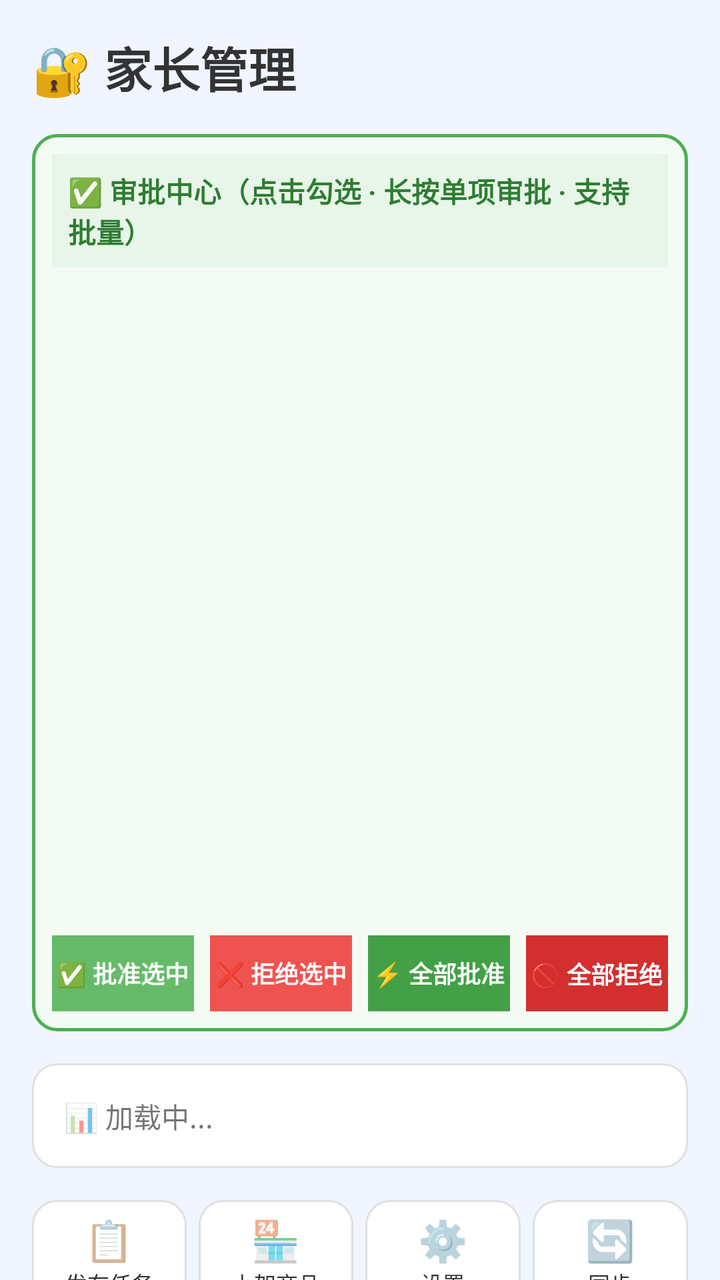
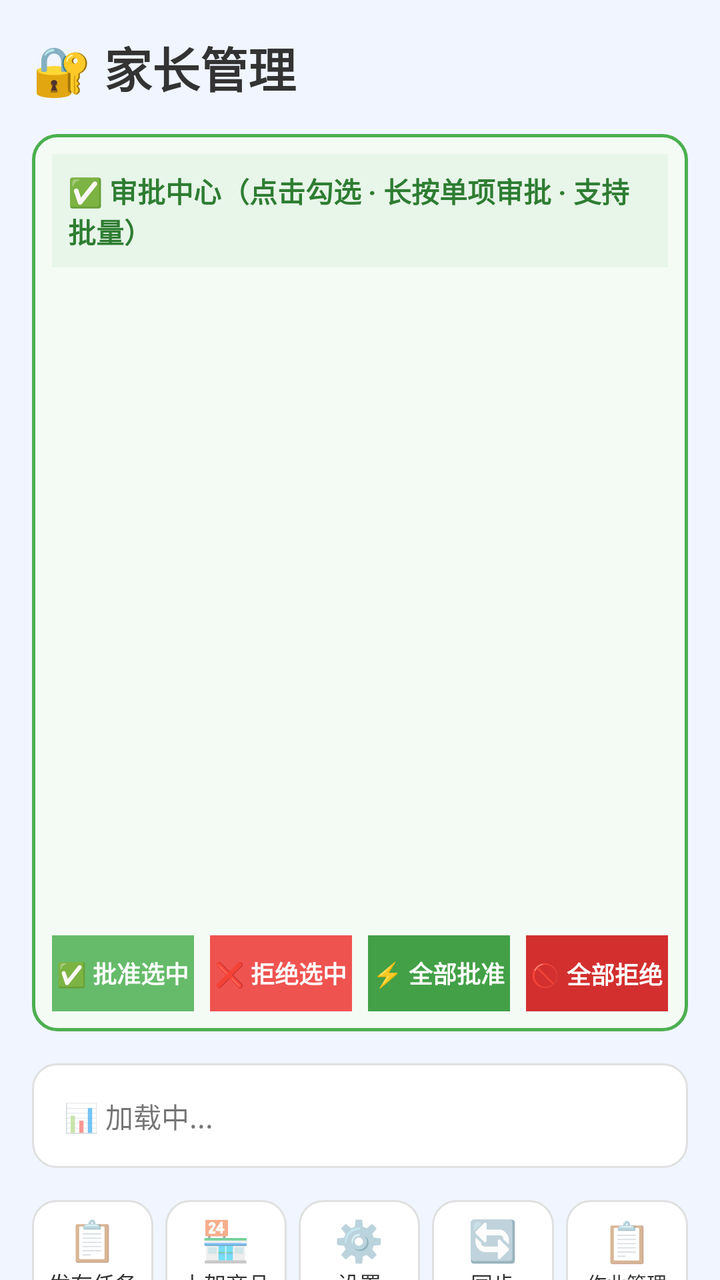

Two renders of the same Android screen: before a commit and after it. Below are the layout's source before the change and the commit's diff.
<!-- AndroidManifest.xml: activity theme Theme.HabitTracker.Parent -->
<!-- res/layout/activity_parent.xml -->
<?xml version="1.0" encoding="utf-8"?>
<androidx.core.widget.NestedScrollView xmlns:android="http://schemas.android.com/apk/res/android"
    android:layout_width="match_parent"
    android:layout_height="match_parent"
    android:background="@color/background_parent">

    <LinearLayout
        android:layout_width="match_parent"
        android:layout_height="wrap_content"
        android:orientation="vertical"
        android:padding="16dp">

    <TextView
        android:layout_width="wrap_content"
        android:layout_height="wrap_content"
        android:text="🔐 家长管理"
        android:textSize="24sp"
        android:textColor="@color/text_primary"
        android:textStyle="bold"
        android:layout_marginBottom="16dp" />
    
    <LinearLayout
        android:layout_width="match_parent"
        android:layout_height="wrap_content"
        android:orientation="vertical"
        android:background="@drawable/approval_box"
        android:padding="10dp"
        android:layout_marginBottom="16dp">
        <TextView
            android:id="@+id/tv_hub_title"
            android:layout_width="match_parent"
            android:layout_height="wrap_content"
            android:padding="8dp"
            android:layout_marginBottom="6dp"
            android:background="#E8F5E9"
            android:text="✅ 审批中心（点击勾选 · 长按单项审批 · 支持批量）"
            android:textSize="14sp"
            android:textStyle="bold"
            android:textColor="#2E7D32" />
        <androidx.recyclerview.widget.RecyclerView
            android:id="@+id/rv_approval_hub"
            android:layout_width="match_parent"
            android:layout_height="320dp"
            android:nestedScrollingEnabled="false"
            android:clipToPadding="false" />
        <LinearLayout
            android:layout_width="match_parent"
            android:layout_height="wrap_content"
            android:layout_marginTop="8dp"
            android:orientation="horizontal"
            android:gravity="center">
            <TextView
                android:layout_width="0dp"
                android:layout_height="38dp"
                android:layout_weight="1"
                android:layout_marginEnd="4dp"
                android:gravity="center"
                android:background="#66BB6A"
                android:text="✅ 批准选中"
                android:textColor="#FFFFFF"
                android:textSize="12sp"
                android:textStyle="bold"
                android:id="@+id/btn_approve_selected"
                android:clickable="true"
                android:focusable="true"/>
            <TextView
                android:layout_width="0dp"
                android:layout_height="38dp"
                android:layout_weight="1"
                android:layout_marginStart="4dp"
                android:layout_marginEnd="4dp"
                android:gravity="center"
                android:background="#EF5350"
                android:text="❌ 拒绝选中"
                android:textColor="#FFFFFF"
                android:textSize="12sp"
                android:textStyle="bold"
                android:id="@+id/btn_reject_selected"
                android:clickable="true"
                android:focusable="true"/>
            <TextView
                android:layout_width="0dp"
                android:layout_height="38dp"
                android:layout_weight="1"
                android:layout_marginStart="4dp"
                android:layout_marginEnd="4dp"
                android:gravity="center"
                android:background="#43A047"
                android:text="⚡ 全部批准"
                android:textColor="#FFFFFF"
                android:textSize="12sp"
                android:textStyle="bold"
                android:id="@+id/btn_approve_all"
                android:clickable="true"
                android:focusable="true"/>
            <TextView
                android:layout_width="0dp"
                android:layout_height="38dp"
                android:layout_weight="1"
                android:layout_marginStart="4dp"
                android:gravity="center"
                android:background="#D32F2F"
                android:text="🚫 全部拒绝"
                android:textColor="#FFFFFF"
                android:textSize="12sp"
                android:textStyle="bold"
                android:id="@+id/btn_reject_all"
                android:clickable="true"
                android:focusable="true"/>
        </LinearLayout>
    </LinearLayout>

    
    <TextView
        android:id="@+id/tv_parent_stats"
        android:layout_width="match_parent"
        android:layout_height="wrap_content"
        android:padding="16dp"
        android:background="@drawable/card_background"
        android:text="📊 加载中..."
        android:textSize="14sp"
        android:lineSpacingExtra="4dp"
        android:layout_marginBottom="16dp" />

    
    <LinearLayout
        android:layout_width="match_parent"
        android:layout_height="wrap_content"
        android:orientation="horizontal"
        android:gravity="center"
        android:layout_marginBottom="16dp">

        <LinearLayout
            android:id="@+id/btn_add_task"
            android:layout_width="0dp"
            android:layout_height="56dp"
            android:layout_weight="1"
            android:layout_marginEnd="6dp"
            android:gravity="center"
            android:orientation="vertical"
            android:background="@drawable/card_background"
            android:clickable="true"
            android:focusable="true"
            android:foreground="?attr/selectableItemBackground">

            <TextView
                android:layout_width="wrap_content"
                android:layout_height="wrap_content"
                android:text="📋"
                android:textSize="20sp" />

            <TextView
                android:layout_width="wrap_content"
                android:layout_height="wrap_content"
                android:text="发布任务"
                android:textSize="11sp"
                android:textColor="@color/text_primary" />
        </LinearLayout>

        <LinearLayout
            android:id="@+id/btn_add_shop_item"
            android:layout_width="0dp"
            android:layout_height="56dp"
            android:layout_weight="1"
            android:layout_marginEnd="6dp"
            android:gravity="center"
            android:orientation="vertical"
            android:background="@drawable/card_background"
            android:clickable="true"
            android:focusable="true"
            android:foreground="?attr/selectableItemBackground">

            <TextView
                android:layout_width="wrap_content"
                android:layout_height="wrap_content"
                android:text="🏪"
                android:textSize="20sp" />

            <TextView
                android:layout_width="wrap_content"
                android:layout_height="wrap_content"
                android:text="上架商品"
                android:textSize="11sp"
                android:textColor="@color/text_primary" />
        </LinearLayout>

        <LinearLayout
            android:id="@+id/btn_settings"
            android:layout_width="0dp"
            android:layout_height="56dp"
            android:layout_weight="1"
            android:layout_marginEnd="6dp"
            android:gravity="center"
            android:orientation="vertical"
            android:background="@drawable/card_background"
            android:clickable="true"
            android:focusable="true"
            android:foreground="?attr/selectableItemBackground">

            <TextView
                android:layout_width="wrap_content"
                android:layout_height="wrap_content"
                android:text="⚙️"
                android:textSize="20sp" />

            <TextView
                android:layout_width="wrap_content"
                android:layout_height="wrap_content"
                android:text="设置"
                android:textSize="11sp"
                android:textColor="@color/text_primary" />
        </LinearLayout>

        <LinearLayout
            android:id="@+id/btn_sync"
            android:layout_width="0dp"
            android:layout_height="56dp"
            android:layout_weight="1"
            android:gravity="center"
            android:orientation="vertical"
            android:background="@drawable/card_background"
            android:clickable="true"
            android:focusable="true"
            android:foreground="?attr/selectableItemBackground">

            <TextView
                android:layout_width="wrap_content"
                android:layout_height="wrap_content"
                android:text="🔄"
                android:textSize="20sp" />

            <TextView
                android:layout_width="wrap_content"
                android:layout_height="wrap_content"
                android:text="同步"
                android:textSize="11sp"
                android:textColor="@color/text_primary" />
        </LinearLayout>
    </LinearLayout>

    
    <LinearLayout
        android:layout_width="match_parent"
        android:layout_height="wrap_content"
        android:orientation="horizontal"
        android:gravity="center"
        android:layout_marginBottom="16dp">
        <LinearLayout
            android:id="@+id/btn_laundry_review"
            android:layout_width="0dp"
            android:layout_height="48dp"
            android:layout_weight="1"
            android:layout_marginEnd="6dp"
            android:gravity="center"
            android:orientation="vertical"
            android:background="@drawable/card_background"
            android:clickable="true"
            android:focusable="true"
            android:foreground="?attr/selectableItemBackground">
            <TextView
                android:layout_width="wrap_content"
                android:layout_height="wrap_content"
                android:text="🧺" android:textSize="18sp" />
            <TextView
                android:layout_width="wrap_content"
                android:layout_height="wrap_content"
                android:text="洗衣审核" android:textSize="10sp"
                android:textColor="@color/text_primary" />
        </LinearLayout>
        <LinearLayout
            android:id="@+id/btn_gate_manage"
            android:layout_width="0dp"
            android:layout_height="48dp"
            android:layout_weight="1"
            android:layout_marginEnd="6dp"
            android:gravity="center"
            android:orientation="vertical"
            android:background="@drawable/card_background"
            android:clickable="true"
            android:focusable="true"
            android:foreground="?attr/selectableItemBackground">
            <TextView
                android:layout_width="wrap_content"
                android:layout_height="wrap_content"
                android:text="📋" android:textSize="18sp" />
            <TextView
                android:layout_width="wrap_content"
                android:layout_height="wrap_content"
                android:text="作业管理" android:textSize="10sp"
                android:textColor="@color/text_primary" />
        </LinearLayout>
</LinearLayout>

            </LinearLayout>

</androidx.core.widget.NestedScrollView>
<!-- resources referenced by this layout -->
<resources>
  <color name="background_parent">#F0F5FF</color>
  <color name="text_primary">#333333</color>
  <!-- drawable approval_box (drawable) -->
  <?xml version="1.0" encoding="utf-8"?>
  <shape xmlns:android="http://schemas.android.com/apk/res/android">
      <solid android:color="#F4FBF4" />
      <stroke android:width="1.5dp" android:color="#4CAF50" />
      <corners android:radius="12dp" />
  </shape>
  <!-- drawable card_background (drawable) -->
  <?xml version="1.0" encoding="utf-8"?>
  <shape xmlns:android="http://schemas.android.com/apk/res/android"
      android:shape="rectangle">
      <solid android:color="@color/white" />
      <corners android:radius="12dp" />
      <stroke android:width="1dp" android:color="#E0E0E0" />
  </shape>
  <style name="Theme.HabitTracker.Parent" parent="Theme.HabitTracker">
          <item name="colorPrimary">@color/parent_blue</item>
          <item name="android:statusBarColor">@color/background_parent</item>
      </style>
  <color name="white">#FFFFFF</color>
  <style name="Theme.HabitTracker" parent="Theme.MaterialComponents.Light.NoActionBar">
          <item name="colorPrimary">@color/child_pink</item>
          <item name="colorPrimaryVariant">@color/child_pink_light</item>
          <item name="colorOnPrimary">@color/white</item>
          <item name="colorSecondary">@color/child_green</item>
          <item name="android:statusBarColor">@color/child_pink_light</item>
      </style>
  <color name="parent_blue">#2196F3</color>
  <color name="child_pink">#FF6B9D</color>
  <color name="child_pink_light">#FFF0F5</color>
  <color name="child_green">#4CAF50</color>
</resources>

<!-- the commit's change to res/layout/activity_parent.xml (unified diff, before → after) -->
@@ -235,61 +235,31 @@
                 android:text="同步"
                 android:textSize="11sp"
                 android:textColor="@color/text_primary" />
+        </LinearLayout>        <LinearLayout
+            android:id="@+id/btn_gate_manage"
+            android:layout_width="0dp"
+            android:layout_height="56dp"
+            android:layout_weight="1"
+            android:layout_marginStart="6dp"
+            android:gravity="center"
+            android:orientation="vertical"
+            android:background="@drawable/card_background"
+            android:clickable="true"
+            android:focusable="true"
+            android:foreground="?attr/selectableItemBackground">
+            <TextView
+                android:layout_width="wrap_content"
+                android:layout_height="wrap_content"
+                android:text="📋" android:textSize="20sp" />
+            <TextView
+                android:layout_width="wrap_content"
+                android:layout_height="wrap_content"
+                android:text="作业管理" android:textSize="10sp"
+                android:textColor="@color/text_primary" />
         </LinearLayout>
     </LinearLayout>
 
     
-    <LinearLayout
-        android:layout_width="match_parent"
-        android:layout_height="wrap_content"
-        android:orientation="horizontal"
-        android:gravity="center"
-        android:layout_marginBottom="16dp">
-        <LinearLayout
-            android:id="@+id/btn_laundry_review"
-            android:layout_width="0dp"
-            android:layout_height="48dp"
-            android:layout_weight="1"
-            android:layout_marginEnd="6dp"
-            android:gravity="center"
-            android:orientation="vertical"
-            android:background="@drawable/card_background"
-            android:clickable="true"
-            android:focusable="true"
-            android:foreground="?attr/selectableItemBackground">
-            <TextView
-                android:layout_width="wrap_content"
-                android:layout_height="wrap_content"
-                android:text="🧺" android:textSize="18sp" />
-            <TextView
-                android:layout_width="wrap_content"
-                android:layout_height="wrap_content"
-                android:text="洗衣审核" android:textSize="10sp"
-                android:textColor="@color/text_primary" />
-        </LinearLayout>
-        <LinearLayout
-            android:id="@+id/btn_gate_manage"
-            android:layout_width="0dp"
-            android:layout_height="48dp"
-            android:layout_weight="1"
-            android:layout_marginEnd="6dp"
-            android:gravity="center"
-            android:orientation="vertical"
-            android:background="@drawable/card_background"
-            android:clickable="true"
-            android:focusable="true"
-            android:foreground="?attr/selectableItemBackground">
-            <TextView
-                android:layout_width="wrap_content"
-                android:layout_height="wrap_content"
-                android:text="📋" android:textSize="18sp" />
-            <TextView
-                android:layout_width="wrap_content"
-                android:layout_height="wrap_content"
-                android:text="作业管理" android:textSize="10sp"
-                android:textColor="@color/text_primary" />
-        </LinearLayout>
-</LinearLayout>
 
             </LinearLayout>
 
